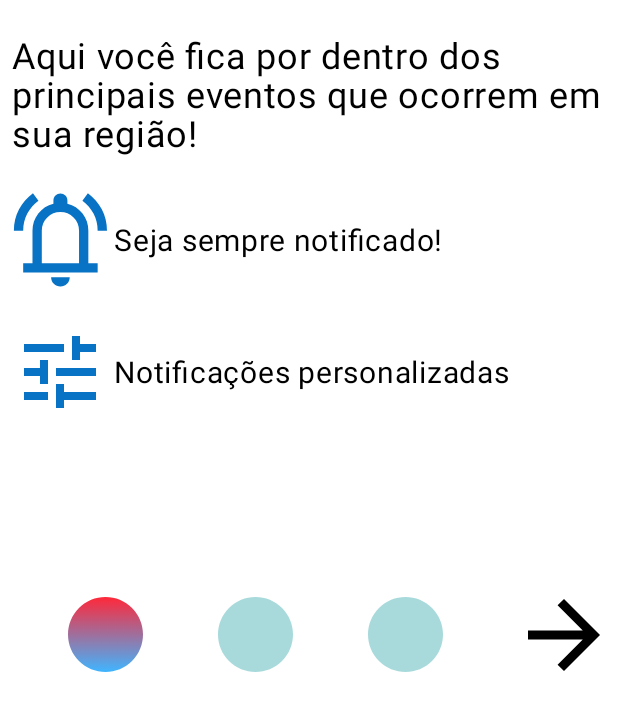
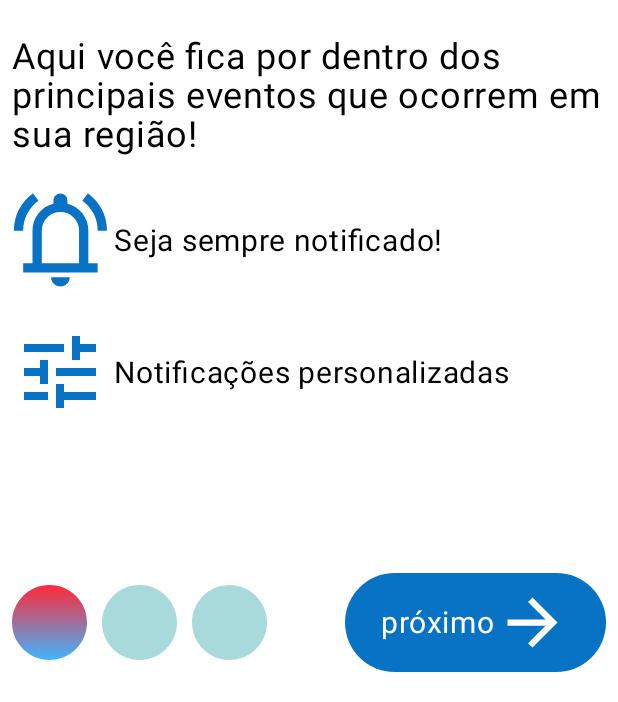
Before and after one commit to victorYghor/Simplify, an Android app built with Jetpack Compose: the screen it shows after launch (MainActivity), on a phone screen of 412 x 824 dp, the part 534-1236 px from its top. Run offline under Robolectric (Android 15) with nearby library versions, the light colour scheme and no system bars; our stand-ins replace Firebase (no records; nobody signed in at launch, a user with empty details on screens opened directly); 1 statement that could not run was skipped.

Commit message:
changing the navigation screen

```diff
--- a/app/build.gradle.kts
+++ b/app/build.gradle.kts
@@ -88,6 +88,8 @@ dependencies {
     // google play services
     implementation("com.google.android.gms:play-services-auth:20.7.0")
 
+    implementation("androidx.datastore:datastore-preferences:1.0.0")
+
     // Required only if Facebook login support is required
     // Find the latest Facebook SDK releases here: https://goo.gl/Ce5L94
 //    implementation("com.facebook.android:facebook-android-sdk:8.x")
--- a/app/src/main/java/com/simplify/simplify/MainActivity.kt
+++ b/app/src/main/java/com/simplify/simplify/MainActivity.kt
@@ -1,5 +1,6 @@
 package com.simplify.simplify
 
+import android.content.Context
 import android.os.Bundle
 import androidx.activity.compose.setContent
 import androidx.appcompat.app.AppCompatActivity
@@ -7,16 +8,32 @@ import androidx.compose.foundation.layout.fillMaxSize
 import androidx.compose.material3.MaterialTheme
 import androidx.compose.material3.Surface
 import androidx.compose.ui.Modifier
+import androidx.datastore.core.DataStore
+import androidx.datastore.preferences.core.Preferences
+import androidx.datastore.preferences.core.booleanPreferencesKey
+import androidx.datastore.preferences.core.edit
+import androidx.datastore.preferences.preferencesDataStore
+import androidx.lifecycle.lifecycleScope
 import com.google.firebase.analytics.FirebaseAnalytics
 import com.google.firebase.auth.FirebaseAuth
 import com.google.firebase.auth.ktx.auth
 import com.google.firebase.ktx.Firebase
-import com.simplify.simplify.ui.login.LoginScreen
-import com.simplify.simplify.ui.presentation.PresentationScreen
 import com.simplify.simplify.ui.theme.SimplifyTheme
+import kotlinx.coroutines.flow.Flow
+import kotlinx.coroutines.flow.first
+import kotlinx.coroutines.flow.map
+import kotlinx.coroutines.launch
 
 class MainActivity : AppCompatActivity() {
     lateinit var auth: FirebaseAuth
+    val Context.dataStore: DataStore<Preferences> by preferencesDataStore(name = "info")
+    val FIRST_ACESS = booleanPreferencesKey("first_acess")
+    val scope = this.lifecycleScope
+    var firstAccess: Boolean = dataStore.data.map { info ->
+        info[FIRST_ACESS] ?: true
+    }.first()
+
+
     override fun onCreate(savedInstanceState: Bundle?) {
         super.onCreate(savedInstanceState)
         auth = Firebase.auth
@@ -31,8 +48,13 @@ class MainActivity : AppCompatActivity() {
                     color = MaterialTheme.colorScheme.background
                 ) {
                     supportActionBar?.hide()
-                    SimplifyNavHost()
+                    SimplifyNavHost(firstAccess = firstAccess)
                 }
+            }
+        }
+        scope.launch {
+            dataStore.edit { info ->
+                info[FIRST_ACESS] = false
             }
         }
     }
--- a/app/src/main/java/com/simplify/simplify/Navigation.kt
+++ b/app/src/main/java/com/simplify/simplify/Navigation.kt
@@ -18,7 +18,8 @@ object Destinations {
 }
 @Composable
 fun SimplifyNavHost(
-    navController: NavHostController = rememberNavController()
+    navController: NavHostController = rememberNavController(),
+    firstAccess: Boolean
 ) {
     NavHost(
         navController = navController,
@@ -27,7 +28,9 @@ fun SimplifyNavHost(
         composable(PRESENTATION) {
             PresentationScreen(
                 onComplete = {
-                    navController.navigate(LOGIN)
+                    navController.navigate(LOGIN) {
+                        launchSingleTop = true
+                    }
                 }
             )
         }
--- a/app/src/main/java/com/simplify/simplify/ui/presentation/BottomBarPresentation.kt
+++ b/app/src/main/java/com/simplify/simplify/ui/presentation/BottomBarPresentation.kt
@@ -1,5 +1,6 @@
 package com.simplify.simplify.ui.presentation
 
+import android.util.Log
 import androidx.compose.foundation.ExperimentalFoundationApi
 import androidx.compose.foundation.Image
 import androidx.compose.foundation.clickable
@@ -7,28 +8,32 @@ import androidx.compose.foundation.layout.Arrangement
 import androidx.compose.foundation.layout.Row
 import androidx.compose.foundation.layout.Spacer
 import androidx.compose.foundation.layout.fillMaxWidth
+import androidx.compose.foundation.layout.padding
 import androidx.compose.foundation.layout.size
 import androidx.compose.foundation.pager.PagerState
+import androidx.compose.material3.Button
+import androidx.compose.material3.ButtonDefaults.buttonColors
 import androidx.compose.material3.Icon
-import androidx.compose.material3.IconButton
+import androidx.compose.material3.Text
 import androidx.compose.runtime.Composable
-import androidx.compose.runtime.LaunchedEffect
 import androidx.compose.runtime.rememberCoroutineScope
 import androidx.compose.ui.Alignment
 import androidx.compose.ui.Modifier
+import androidx.compose.ui.graphics.Color
 import androidx.compose.ui.res.painterResource
 import androidx.compose.ui.res.stringResource
-import androidx.compose.ui.tooling.preview.Preview
 import androidx.compose.ui.unit.dp
 import com.simplify.simplify.R
+import com.simplify.simplify.ui.theme.Blue800
+import com.simplify.simplify.ui.theme.simplifyTypography
 import kotlinx.coroutines.launch
-import kotlinx.coroutines.runBlocking
 
 @OptIn(ExperimentalFoundationApi::class)
 @Composable
 fun BottomBarSlide(
     slideNumber: Int,
-    slideState: PagerState
+    slideState: PagerState,
+    onComplete: () -> Unit
 ) {
 
     val scope = rememberCoroutineScope()
@@ -36,23 +41,36 @@ fun BottomBarSlide(
     Row(
         horizontalArrangement = Arrangement.SpaceBetween,
         verticalAlignment = Alignment.CenterVertically,
-        modifier = Modifier.fillMaxWidth()
+        modifier = Modifier.fillMaxWidth().padding(8.dp)
     ) {
-        Spacer(modifier = Modifier)
+
         CirclesNavButtons(
             slideNumber = slideNumber,
-            modifier = Modifier.size(width = 250.dp, height = 90.dp),
+            modifier = Modifier.size(width = 170.dp, height = 90.dp),
             slideState = slideState
         )
-        IconButton(onClick = {
-            scope.launch {
-                slideState.animateScrollToPage(slideNumber + 1)
-            }
-        }, modifier = Modifier.size(72.dp)) {
+        Button(
+            onClick = {
+                Log.i("BottomBar", "on click")
+                scope.launch {
+                    Log.i("BottomBar", "reach coroutine")
+                    when(slideNumber) {
+                        0 -> slideState.scrollToPage(1)
+                        1 -> slideState.scrollToPage(2)
+                        2 -> onComplete()
+                    }
+                }
+            },
+            colors = buttonColors(containerColor = Blue800, contentColor = Color.White),
+            modifier = Modifier) {
+            Text(
+                text = stringResource(if (slideNumber < 2) R.string.next else R.string.start),
+                style = simplifyTypography.bodySmall
+            )
             Icon(
-                painterResource(R.drawable.right_arrow),
-                contentDescription = stringResource(R.string.btn_go_to_next_slides),
-                modifier = Modifier.size(72.dp)
+                painter = painterResource(R.drawable.right_arrow),
+                contentDescription = null,
+                modifier = Modifier.size(50.dp)
             )
         }
     }
--- a/app/src/main/java/com/simplify/simplify/ui/presentation/PresentationScreen.kt
+++ b/app/src/main/java/com/simplify/simplify/ui/presentation/PresentationScreen.kt
@@ -36,22 +36,16 @@ fun PresentationScreen(
         bottomBar = {
             BottomBarSlide (
                 slideNumber = sliderState.currentPage,
-                slideState = sliderState
+                slideState = sliderState,
+                onComplete = onComplete
             )
         }
     ) { innerPadding ->
-        var offset by remember { mutableStateOf(0f) }
-        HorizontalPager(sliderState, modifier = Modifier.scrollable(
-            orientation = Orientation.Horizontal,
-            state = rememberScrollableState { delta ->
-                offset += delta
-                delta
-            }
-        )) { page ->
+        HorizontalPager(sliderState) { page ->
             when(page) {
                 0 -> Slide1(innerPadding)
                 1 -> Slide2(innerPadding)
-                2 -> Slide3(innerPadding, { onComplete() }, offset)
+                2 -> Slide3(innerPadding) { onComplete() }
             }
         }
     }
--- a/app/src/main/java/com/simplify/simplify/ui/presentation/slides/Slide2.kt
+++ b/app/src/main/java/com/simplify/simplify/ui/presentation/slides/Slide2.kt
@@ -25,7 +25,7 @@ fun Slide2(innerPadding: PaddingValues) {
     Column(
         verticalArrangement = Arrangement.spacedBy(32.dp),
         horizontalAlignment = Alignment.CenterHorizontally,
-        modifier = Modifier.fillMaxSize().padding(innerPadding).padding(8.dp)
+        modifier = Modifier.fillMaxSize().padding(innerPadding)
     ) {
         SimplifyText(text = R.string.events_are_better_with_friends, style = typography.titleSmall)
         Icon(
--- a/app/src/main/res/values/strings.xml
+++ b/app/src/main/res/values/strings.xml
@@ -1,19 +1,21 @@
 <resources>
-    <!--First screen-->
+    <!--First slide-->
     <string name="app_name" translatable="false">Symplificou</string>
     <string name="welcome_msg">Seja bem-vindo ao:</string>
     <string name="here_you_can_stay_up">Aqui você fica por dentro dos principais eventos que ocorrem em sua região!</string>
     <string name="always_be_notified">Seja sempre notificado!</string>
     <string name="custom_notifications">Notificações personalizadas</string>
-    <!--Second screen-->
+    <string name="next">próximo</string>
+    <!--Second slide-->
     <string name="events_are_better_with_friends">Eventos são melhores com amigos</string>
     <string name="engage_in">Engajem nos eventos com sua comunidade</string>
     <string name="see_what_people_are_saying">Veja o que as pessoas estão falando sobre esse evento.</string>
-    <!--third screen-->
+    <!--third slide-->
     <string name="see_your_photos_taken">Veja suas fotos tiradas nos eventos</string>
     <string name="conect_with_partipants">Conecte-se com os participantes</string>
     <string name="schedule_of_events">Agenda de eventos</string>
     <string name="visualize_the_events_in_your_city">Visualize os eventos que ocorrem em sua cidade de uma maneira simplificada</string>
+    <string name="start">começar</string>
     <!--MVP strings-->
     <string name="enter">Entrar</string>
     <string name="contunie_with">continue com  </string>
```
Also changed, not shown: app/src/main/java/com/simplify/simplify/ui/presentation/slides/Slide3.kt (+2 -8 lines).
